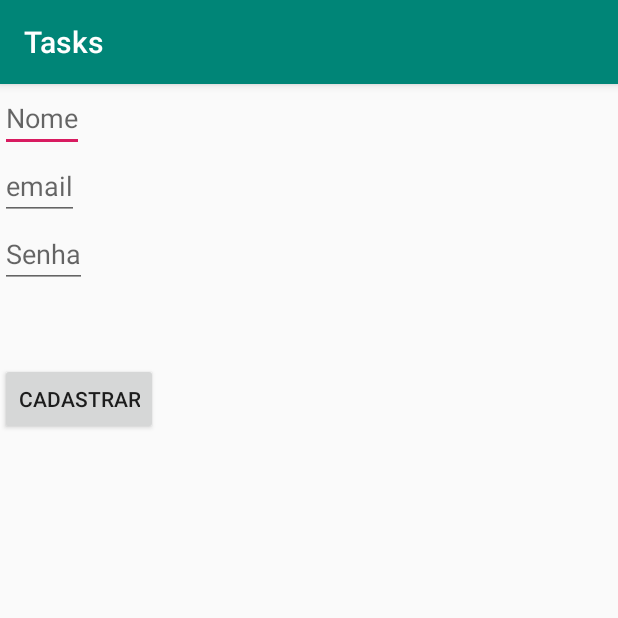
After one commit to CarlosHenriqueMarques/kotlin-task, an Android app: the RegisterActivity screen opened directly, with no data from a screen before it, on a phone screen of 412 x 824 dp, the top half of it. The commit adds this screen. Run offline under Robolectric (Android 15) with nearby library versions, the phone set to English and light mode, and no system bars.

Commit message:
Criação da tela de cadastro, porém, só lógica

```diff
--- a/app/build.gradle
+++ b/app/build.gradle
@@ -25,7 +25,7 @@ android {
 
 dependencies {
     implementation fileTree(dir: 'libs', include: ['*.jar'])
-    implementation"org.jetbrains.kotlin:kotlin-stdlib-jdk7:$kotlin_version"
+    implementation "org.jetbrains.kotlin:kotlin-stdlib-jdk7:$kotlin_version"
     implementation 'androidx.appcompat:appcompat:1.0.2'
     implementation 'androidx.core:core-ktx:1.0.2'
     implementation 'com.google.android.material:material:1.0.0'
--- a/app/src/main/AndroidManifest.xml
+++ b/app/src/main/AndroidManifest.xml
@@ -12,6 +12,7 @@
         android:roundIcon="@mipmap/ic_launcher_round"
         android:supportsRtl="true"
         android:theme="@style/AppTheme">
+        <activity android:name=".RegisterActivity"></activity>
         <activity
             android:name=".MainActivity"
             android:label="@string/app_name"
--- /dev/null
+++ b/app/src/main/java/com/example/tasks/RegisterActivity.kt
@@ -0,0 +1,21 @@
+package com.example.tasks
+
+import androidx.appcompat.app.AppCompatActivity
+import android.os.Bundle
+import kotlinx.android.synthetic.main.activity_register.*
+
+class RegisterActivity : AppCompatActivity() {
+
+    override fun onCreate(savedInstanceState: Bundle?) {
+        super.onCreate(savedInstanceState)
+        setContentView(R.layout.activity_register)
+
+        buttonSave.setOnClickListener {
+            handleSave()
+        }
+    }
+
+    private fun handleSave() {
+
+    }
+}
--- a/app/src/main/java/com/example/tasks/ui/home/HomeViewModel.kt
+++ b/app/src/main/java/com/example/tasks/tasks/gallery/GalleryViewModel.kt
@@ -1,13 +1,13 @@
-package com.example.tasks.ui.home
+package com.example.tasks.tasks.gallery
 
 import androidx.lifecycle.LiveData
 import androidx.lifecycle.MutableLiveData
 import androidx.lifecycle.ViewModel
 
-class HomeViewModel : ViewModel() {
+class GalleryViewModel : ViewModel() {
 
     private val _text = MutableLiveData<String>().apply {
-        value = "This is home Fragment"
+        value = "This is gallery Fragment"
     }
     val text: LiveData<String> = _text
 }
--- a/app/src/main/java/com/example/tasks/ui/slideshow/SlideshowViewModel.kt
+++ b/app/src/main/java/com/example/tasks/tasks/home/HomeViewModel.kt
@@ -1,13 +1,13 @@
-package com.example.tasks.ui.slideshow
+package com.example.tasks.tasks.home
 
 import androidx.lifecycle.LiveData
 import androidx.lifecycle.MutableLiveData
 import androidx.lifecycle.ViewModel
 
-class SlideshowViewModel : ViewModel() {
+class HomeViewModel : ViewModel() {
 
     private val _text = MutableLiveData<String>().apply {
-        value = "This is slideshow Fragment"
+        value = "This is home Fragment"
     }
     val text: LiveData<String> = _text
 }
--- a/app/src/main/java/com/example/tasks/ui/gallery/GalleryViewModel.kt
+++ b/app/src/main/java/com/example/tasks/tasks/send/SendViewModel.kt
@@ -1,13 +1,13 @@
-package com.example.tasks.ui.gallery
+package com.example.tasks.tasks.send
 
 import androidx.lifecycle.LiveData
 import androidx.lifecycle.MutableLiveData
 import androidx.lifecycle.ViewModel
 
-class GalleryViewModel : ViewModel() {
+class SendViewModel : ViewModel() {
 
     private val _text = MutableLiveData<String>().apply {
-        value = "This is gallery Fragment"
+        value = "This is send Fragment"
     }
     val text: LiveData<String> = _text
 }
--- a/app/src/main/java/com/example/tasks/ui/share/ShareViewModel.kt
+++ b/app/src/main/java/com/example/tasks/tasks/share/ShareViewModel.kt
@@ -1,4 +1,4 @@
-package com.example.tasks.ui.share
+package com.example.tasks.tasks.share
 
 import androidx.lifecycle.LiveData
 import androidx.lifecycle.MutableLiveData
--- a/app/src/main/java/com/example/tasks/ui/slideshow/SlideshowFragment.kt
+++ b/app/src/main/java/com/example/tasks/tasks/slideshow/SlideshowFragment.kt
@@ -1,4 +1,4 @@
-package com.example.tasks.ui.slideshow
+package com.example.tasks.tasks.slideshow
 
 import android.os.Bundle
 import android.view.LayoutInflater
--- a/app/src/main/java/com/example/tasks/ui/send/SendViewModel.kt
+++ b/app/src/main/java/com/example/tasks/tasks/slideshow/SlideshowViewModel.kt
@@ -1,13 +1,13 @@
-package com.example.tasks.ui.send
+package com.example.tasks.tasks.slideshow
 
 import androidx.lifecycle.LiveData
 import androidx.lifecycle.MutableLiveData
 import androidx.lifecycle.ViewModel
 
-class SendViewModel : ViewModel() {
+class SlideshowViewModel : ViewModel() {
 
     private val _text = MutableLiveData<String>().apply {
-        value = "This is send Fragment"
+        value = "This is slideshow Fragment"
     }
     val text: LiveData<String> = _text
 }
--- a/app/src/main/java/com/example/tasks/ui/tools/ToolsViewModel.kt
+++ b/app/src/main/java/com/example/tasks/tasks/tools/ToolsViewModel.kt
@@ -1,4 +1,4 @@
-package com.example.tasks.ui.tools
+package com.example.tasks.tasks.tools
 
 import androidx.lifecycle.LiveData
 import androidx.lifecycle.MutableLiveData
--- /dev/null
+++ b/app/src/main/res/layout/activity_register.xml
@@ -0,0 +1,48 @@
+<?xml version="1.0" encoding="utf-8"?>
+<androidx.constraintlayout.widget.ConstraintLayout xmlns:android="http://schemas.android.com/apk/res/android"
+    xmlns:app="http://schemas.android.com/apk/res-auto"
+    xmlns:tools="http://schemas.android.com/tools"
+    android:layout_width="match_parent"
+    android:layout_height="match_parent"
+    tools:context=".RegisterActivity">
+
+    <EditText
+        android:id="@+id/editName"
+        android:layout_width="0dp"
+        android:layout_height="wrap_content"
+        android:hint="@string/nome"
+        app:layout_constraintLeft_toLeftOf="parent"
+        app:layout_constraintLeft_toRightOf="parent"
+        app:layout_constraintTop_toTopOf="parent" />
+
+    <EditText
+        android:id="@+id/editEmail"
+        android:layout_width="0dp"
+        android:layout_height="wrap_content"
+        android:inputType="textEmailAddress"
+        android:hint="@string/email"
+        app:layout_constraintLeft_toLeftOf="parent"
+        app:layout_constraintLeft_toRightOf="parent"
+        app:layout_constraintTop_toBottomOf="@+id/editName"/>
+
+    <EditText
+        android:id="@+id/editPassword"
+        android:layout_width="0dp"
+        android:layout_height="wrap_content"
+        app:layout_constraintLeft_toLeftOf="parent"
+        app:layout_constraintLeft_toRightOf="parent"
+        android:hint="@string/senha"
+        android:inputType="textPassword"
+        app:layout_constraintTop_toBottomOf="@+id/editEmail"/>
+
+    <Button
+        android:id="@+id/buttonSave"
+        android:layout_width="wrap_content"
+        android:layout_height="wrap_content"
+        android:text="@string/cadastrar"
+        android:layout_marginTop="50dp"
+        app:layout_constraintLeft_toLeftOf="parent"
+        app:layout_constraintLeft_toRightOf="parent"
+        app:layout_constraintTop_toBottomOf="@+id/editPassword"/>
+
+</androidx.constraintlayout.widget.ConstraintLayout>
--- a/app/src/main/res/values/strings.xml
+++ b/app/src/main/res/values/strings.xml
@@ -13,4 +13,8 @@
     <string name="menu_tools">Tools</string>
     <string name="menu_share">Share</string>
     <string name="menu_send">Send</string>
+    <string name="nome">Nome</string>
+    <string name="email">email</string>
+    <string name="senha">Senha</string>
+    <string name="cadastrar">Cadastrar</string>
 </resources>
```
Also changed, not shown: app/src/main/java/com/example/tasks/tasks/gallery/GalleryFragment.kt (renamed from app/src/main/java/com/example/tasks/ui/home/HomeFragment.kt, +8 -8 lines), app/src/main/java/com/example/tasks/tasks/home/HomeFragment.kt (renamed from app/src/main/java/com/example/tasks/ui/share/ShareFragment.kt, +8 -8 lines), app/src/main/java/com/example/tasks/tasks/send/SendFragment.kt (renamed from app/src/main/java/com/example/tasks/ui/tools/ToolsFragment.kt, +8 -8 lines), app/src/main/java/com/example/tasks/tasks/share/ShareFragment.kt (renamed from app/src/main/java/com/example/tasks/ui/gallery/GalleryFragment.kt, +8 -8 lines), app/src/main/java/com/example/tasks/tasks/tools/ToolsFragment.kt (renamed from app/src/main/java/com/example/tasks/ui/send/SendFragment.kt, +8 -8 lines), app/src/main/res/navigation/mobile_navigation.xml (+6 -6 lines), 1 other file.
